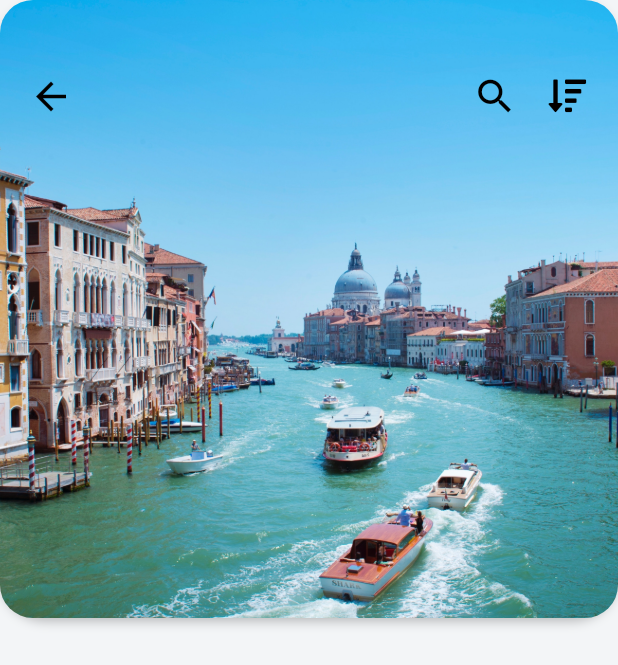
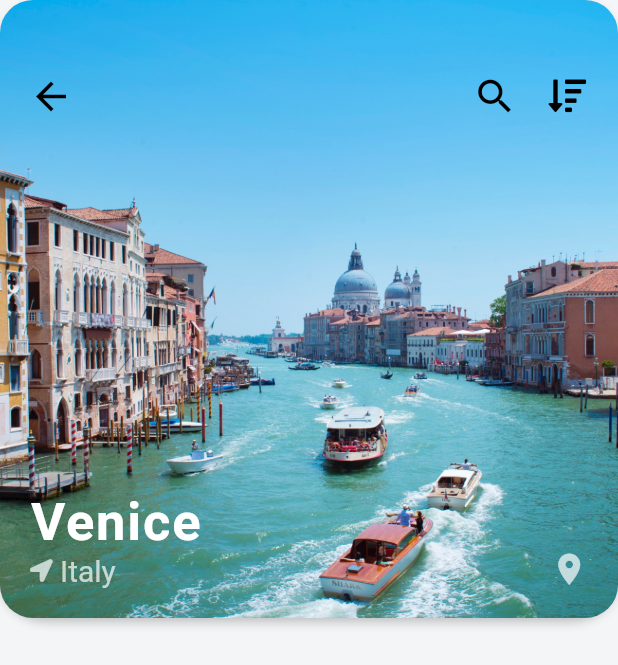
Before and after one commit to sanjaykarki/travel_app, a Flutter app: the screen it shows after launch, after a tap on an icon or button, on a phone screen of 412 x 824 dp. Shown: the top 665 px of the screen. Run offline on Flutter 3.47's test engine with Material 2 defaults, Android fonts, the phone set to English and light mode, and no system bars; our stand-ins replace font_awesome_flutter; network calls fail.

Commit message:
Destination Screen Image Stack

```diff
--- a/lib/screens/destination_screen.dart
+++ b/lib/screens/destination_screen.dart
@@ -31,11 +31,15 @@ class _DestinationScreenState extends State<DestinationScreen> {
                     ),
                   ],
                 ),
-                child: ClipRRect(
-                  borderRadius: BorderRadius.circular(22.0),
-                  child: Image(
-                    image: AssetImage(widget.destination.imageUrl),
-                    fit: BoxFit.cover,
+                child: Hero(
+                  tag: widget.destination
+                      .imageUrl, //while pressing back buttons images get minimize
+                  child: ClipRRect(
+                    borderRadius: BorderRadius.circular(22.0),
+                    child: Image(
+                      image: AssetImage(widget.destination.imageUrl),
+                      fit: BoxFit.cover,
+                    ),
                   ),
                 ),
               ),
@@ -68,7 +72,53 @@ class _DestinationScreenState extends State<DestinationScreen> {
                     ),
                   ],
                 ),
-              )
+              ),
+              Positioned(
+                left: 20.0,
+                bottom: 20.0,
+                child: Column(
+                  crossAxisAlignment: CrossAxisAlignment.start,
+                  children: <Widget>[
+                    Text(
+                      widget.destination.city,
+                      style: TextStyle(
+                        color: Colors.white,
+                        fontSize: 35.0,
+                        fontWeight: FontWeight.w600,
+                        letterSpacing: 1.2,
+                      ),
+                    ),
+                    Row(
+                      children: <Widget>[
+                        Icon(
+                          FontAwesomeIcons.locationArrow,
+                          size: 15.0,
+                          color: Colors.white70,
+                        ),
+                        SizedBox(
+                          width: 5.0,
+                        ),
+                        Text(
+                          widget.destination.country,
+                          style: TextStyle(
+                            color: Colors.white70,
+                            fontSize: 20.0,
+                          ),
+                        ),
+                      ],
+                    ),
+                  ],
+                ),
+              ),
+              Positioned(
+                right: 20.0,
+                bottom: 20.0,
+                child: Icon(
+                  Icons.location_on,
+                  color: Colors.white70,
+                  size: 25.0,
+                ),
+              ),
             ],
           )
         ],
--- a/lib/widgets/destination_carousel.dart
+++ b/lib/widgets/destination_carousel.dart
@@ -113,13 +113,17 @@ class DestinationCarousel extends StatelessWidget {
                         ),
                         child: Stack(
                           children: <Widget>[
-                            ClipRRect(
+                            Hero(
+                              tag: destination
+                                  .imageUrl, //while toucjing images, it get maximized
+                              child: ClipRRect(
                                 borderRadius: BorderRadius.circular(20.0),
                                 child: Image(
                                   height: 180.0,
                                   width: 180.0,
                                   image: AssetImage(destination.imageUrl),
                                   fit: BoxFit.cover,
+                                ),
                               ),
                             ),
                             Positioned(
```
Lines whose indentation alone changed are shown as unchanged.
